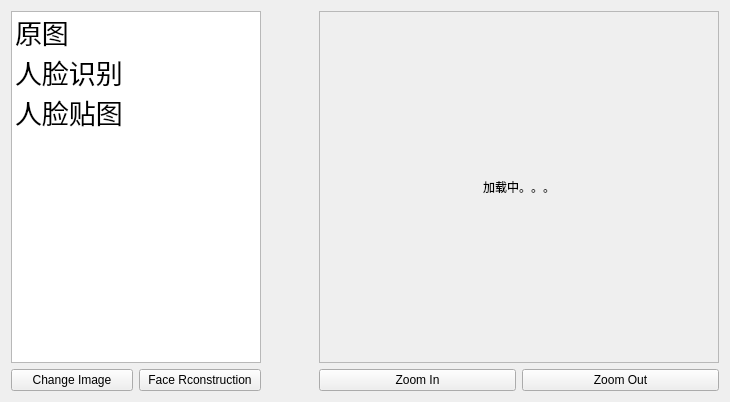
Above: start/GUI/PicWidget.ui from mcoder2014/FaceReconstruction before the change. Below: the same form after it.
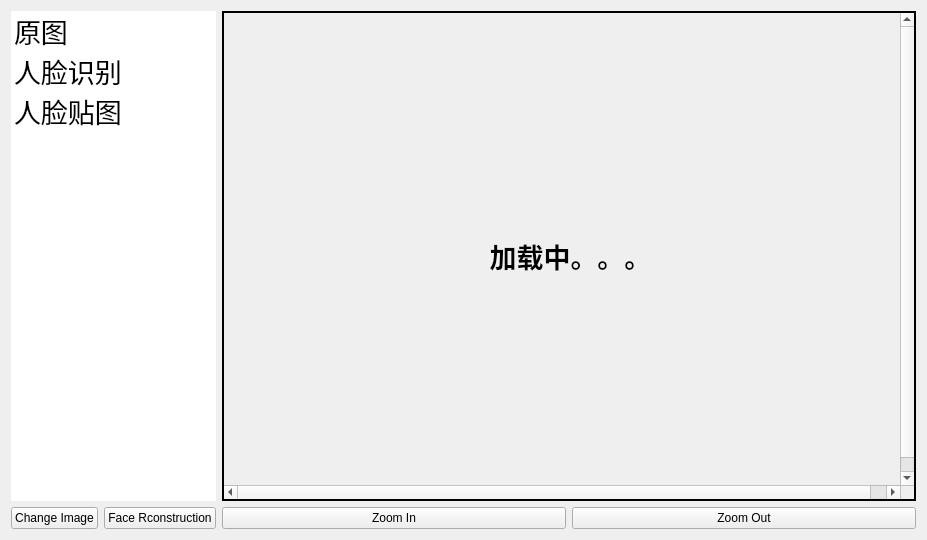
That is the form after the change.

Commit message: 更新界面，增加图片放大缩小控制等

```diff
--- a/start/GUI/PicWidget.ui
+++ b/start/GUI/PicWidget.ui
@@ -6,32 +6,104 @@
    <rect>
     <x>0</x>
     <y>0</y>
-    <width>730</width>
-    <height>402</height>
+    <width>927</width>
+    <height>540</height>
    </rect>
   </property>
+  <property name="sizePolicy">
+   <sizepolicy hsizetype="Maximum" vsizetype="Preferred">
+    <horstretch>0</horstretch>
+    <verstretch>0</verstretch>
+   </sizepolicy>
+  </property>
   <property name="windowTitle">
    <string>Form</string>
   </property>
   <property name="locale">
    <locale language="Chinese" country="China"/>
   </property>
+  <layout class="QGridLayout" name="gridLayout_3" columnstretch="1,6">
+   <item row="0" column="0">
   <layout class="QGridLayout" name="gridLayout">
-   <item row="4" column="3">
-    <widget class="QPushButton" name="btn_zoomIn">
+     <property name="spacing">
+      <number>6</number>
+     </property>
+     <item row="0" column="0" colspan="2">
+      <widget class="QListWidget" name="ImageList">
+       <property name="minimumSize">
+        <size>
+         <width>200</width>
+         <height>0</height>
+        </size>
+       </property>
+       <property name="maximumSize">
+        <size>
+         <width>250</width>
+         <height>16777215</height>
+        </size>
+       </property>
+       <property name="font">
+        <font>
+         <family>幼圆</family>
+         <pointsize>20</pointsize>
+         <weight>50</weight>
+         <bold>false</bold>
+        </font>
+       </property>
+       <property name="frameShape">
+        <enum>QFrame::NoFrame</enum>
+       </property>
+       <item>
      <property name="text">
-      <string>Zoom In</string>
-     </property>
-    </widget>
-   </item>
-   <item row="4" column="4">
-    <widget class="QPushButton" name="btn_zoomOut">
+         <string>原图</string>
+        </property>
+       </item>
+       <item>
+        <property name="text">
+         <string>人脸识别</string>
+        </property>
+       </item>
+       <item>
+        <property name="text">
+         <string>人脸贴图</string>
+        </property>
+       </item>
+      </widget>
+     </item>
+     <item row="1" column="0">
+      <widget class="QPushButton" name="btn_changImage">
+       <property name="maximumSize">
+        <size>
+         <width>125</width>
+         <height>16777215</height>
+        </size>
+       </property>
      <property name="text">
-      <string>Zoom Out</string>
+        <string>Change Image</string>
      </property>
     </widget>
    </item>
-   <item row="0" column="3" rowspan="3" colspan="2">
+     <item row="1" column="1">
+      <widget class="QPushButton" name="btn_faceReconstruction">
+       <property name="maximumSize">
+        <size>
+         <width>125</width>
+         <height>16777215</height>
+        </size>
+       </property>
+       <property name="text">
+        <string>Face Rconstruction</string>
+       </property>
+      </widget>
+     </item>
+    </layout>
+   </item>
+   <item row="0" column="1">
+    <layout class="QGridLayout" name="gridLayout_2">
+     <property name="horizontalSpacing">
+      <number>6</number>
+     </property>
+     <item row="0" column="0" colspan="2">
     <widget class="QScrollArea" name="imageArea">
      <property name="minimumSize">
       <size>
@@ -39,24 +111,72 @@
        <height>0</height>
       </size>
      </property>
+       <property name="cursor" stdset="0">
+        <cursorShape>SizeAllCursor</cursorShape>
+       </property>
+       <property name="mouseTracking">
+        <bool>true</bool>
+       </property>
+       <property name="contextMenuPolicy">
+        <enum>Qt::DefaultContextMenu</enum>
+       </property>
+       <property name="acceptDrops">
+        <bool>false</bool>
+       </property>
+       <property name="frameShape">
+        <enum>QFrame::Box</enum>
+       </property>
+       <property name="frameShadow">
+        <enum>QFrame::Plain</enum>
+       </property>
+       <property name="lineWidth">
+        <number>2</number>
+       </property>
      <property name="sizeAdjustPolicy">
       <enum>QAbstractScrollArea::AdjustToContents</enum>
      </property>
      <property name="widgetResizable">
-      <bool>true</bool>
+        <bool>false</bool>
      </property>
      <widget class="QWidget" name="scrollAreaWidgetContents">
       <property name="geometry">
        <rect>
         <x>0</x>
         <y>0</y>
-        <width>398</width>
-        <height>356</height>
-       </rect>
-      </property>
+          <width>693</width>
+          <height>487</height>
+         </rect>
+        </property>
+        <property name="sizePolicy">
+         <sizepolicy hsizetype="Expanding" vsizetype="Expanding">
+          <horstretch>0</horstretch>
+          <verstretch>0</verstretch>
+         </sizepolicy>
+        </property>
+        <property name="contextMenuPolicy">
+         <enum>Qt::DefaultContextMenu</enum>
+        </property>
       <layout class="QVBoxLayout" name="verticalLayout">
+         <property name="leftMargin">
+          <number>0</number>
+         </property>
+         <property name="topMargin">
+          <number>0</number>
+         </property>
+         <property name="rightMargin">
+          <number>0</number>
+         </property>
+         <property name="bottomMargin">
+          <number>0</number>
+         </property>
        <item>
         <widget class="QLabel" name="picLabel">
+           <property name="sizePolicy">
+            <sizepolicy hsizetype="Expanding" vsizetype="Expanding">
+             <horstretch>0</horstretch>
+             <verstretch>0</verstretch>
+            </sizepolicy>
+           </property>
          <property name="minimumSize">
           <size>
            <width>300</width>
@@ -64,7 +184,13 @@
           </size>
          </property>
          <property name="text">
-          <string>加载中。。。</string>
+            <string>&lt;html&gt;&lt;head/&gt;&lt;body&gt;&lt;p align=&quot;center&quot;&gt;&lt;span style=&quot; font-size:20pt; font-weight:600;&quot;&gt;加载中。。。&lt;/span&gt;&lt;/p&gt;&lt;/body&gt;&lt;/html&gt;</string>
+           </property>
+           <property name="textFormat">
+            <enum>Qt::RichText</enum>
+           </property>
+           <property name="scaledContents">
+            <bool>true</bool>
          </property>
          <property name="alignment">
           <set>Qt::AlignCenter</set>
@@ -75,71 +201,21 @@
      </widget>
     </widget>
    </item>
-   <item row="4" column="0">
-    <widget class="QPushButton" name="btn_changImage">
+     <item row="1" column="0">
+      <widget class="QPushButton" name="btn_zoomIn">
      <property name="text">
-      <string>Change Image</string>
+        <string>Zoom In</string>
      </property>
     </widget>
    </item>
-   <item row="4" column="1">
-    <widget class="QPushButton" name="btn_faceReconstruction">
+     <item row="1" column="1">
+      <widget class="QPushButton" name="btn_zoomOut">
      <property name="text">
-      <string>Face Rconstruction</string>
+        <string>Zoom Out</string>
      </property>
     </widget>
    </item>
-   <item row="4" column="2">
-    <spacer name="horizontalSpacer">
-     <property name="orientation">
-      <enum>Qt::Horizontal</enum>
-     </property>
-     <property name="sizeHint" stdset="0">
-      <size>
-       <width>40</width>
-       <height>20</height>
-      </size>
-     </property>
-    </spacer>
-   </item>
-   <item row="0" column="0" rowspan="3" colspan="2">
-    <widget class="QListWidget" name="ImageList">
-     <property name="minimumSize">
-      <size>
-       <width>200</width>
-       <height>0</height>
-      </size>
-     </property>
-     <property name="maximumSize">
-      <size>
-       <width>250</width>
-       <height>16777215</height>
-      </size>
-     </property>
-     <property name="font">
-      <font>
-       <family>幼圆</family>
-       <pointsize>20</pointsize>
-       <weight>50</weight>
-       <bold>false</bold>
-      </font>
-     </property>
-     <item>
-      <property name="text">
-       <string>原图</string>
-      </property>
-     </item>
-     <item>
-      <property name="text">
-       <string>人脸识别</string>
-      </property>
-     </item>
-     <item>
-      <property name="text">
-       <string>人脸贴图</string>
-      </property>
-     </item>
-    </widget>
+    </layout>
    </item>
   </layout>
  </widget>
```
Lines whose indentation alone changed are shown as unchanged. The commit also changes 4 other files.
